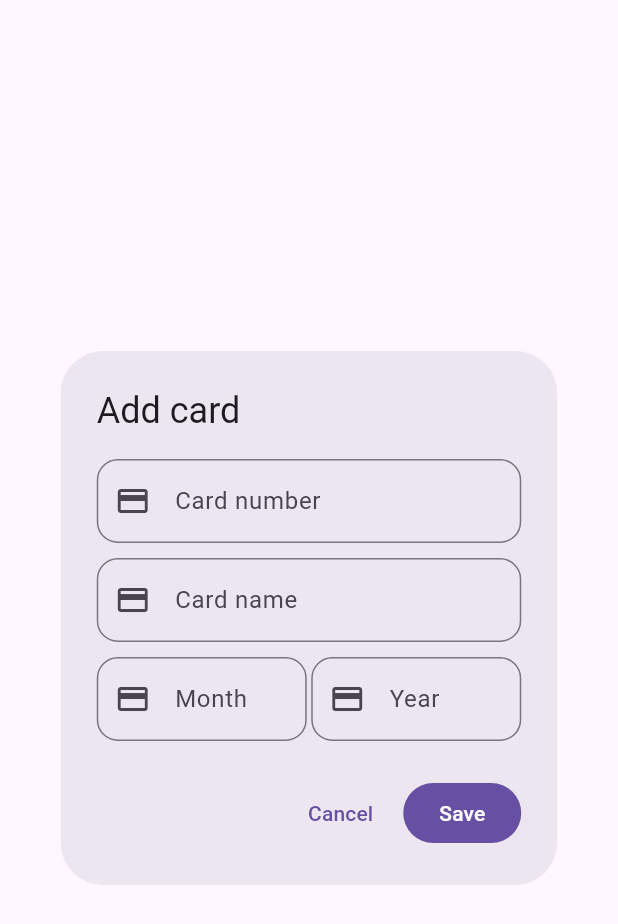
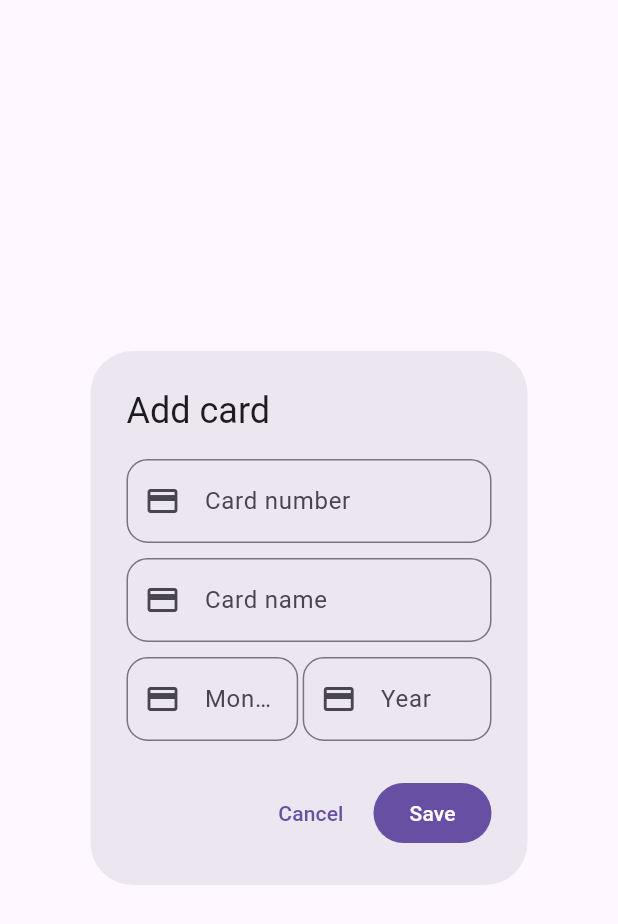
Before and after one commit to khusantoy/davr-mobile, a Flutter app: the AddCardDialog widget shown alone on an empty page, opened directly, on a phone screen of 412 x 824 dp. Shown: the top 924 px of the screen. Run offline on Flutter 3.47's test engine with Material 3 defaults, Android fonts, the phone set to English and light mode, and no system bars; our stand-ins replace adaptive_theme, flutter_screenutil, google_fonts, lottie, shared_preferences; accounts and stored records are empty; generated files the repository leaves out were written again; network calls fail.

```diff
--- a/lib/views/screens/history/widgets/payments_to_services.dart
+++ b/lib/views/screens/history/widgets/payments_to_services.dart
@@ -35,7 +35,8 @@ class _PaymentToServicesState extends State<PaymentToServices> {
               return ListTile(
                 leading: const Icon(Icons.payment),
                 title: Text(snapshot.data![index].servicesName),
-                trailing: Text("\$ ${snapshot.data![index].amount.toString()}"),
+                trailing:
+                    Text("${snapshot.data![index].amount.toString()} sum"),
               );
               // return Text('${snapshot.data![index].amount}\nTo: ${snapshot.data![index].servicesName}');
             },
--- a/lib/views/screens/home/widgets/add_card_dialog.dart
+++ b/lib/views/screens/home/widgets/add_card_dialog.dart
@@ -3,6 +3,7 @@ import 'dart:math';
 import 'package:davr_mobile/utils/extensions.dart';
 import 'package:flutter/material.dart';
 import 'package:flutter/services.dart';
+import 'package:flutter_screenutil/flutter_screenutil.dart';
 
 class AddCardDialog extends StatefulWidget {
   const AddCardDialog({super.key});
@@ -144,7 +145,7 @@ class _AddCardDialogState extends State<AddCardDialog> {
               // mainAxisAlignment: MainAxisAlignment.spaceBetween,
               children: [
                 SizedBox(
-                  width: 140,
+                  width: 100.w,
 
                   /// Month
                   child: TextFormField(
@@ -177,7 +178,7 @@ class _AddCardDialogState extends State<AddCardDialog> {
                 ),
                 3.width,
                 SizedBox(
-                  width: 140,
+                  width: 110.w,
 
                   /// Year
                   child: TextFormField(
```
